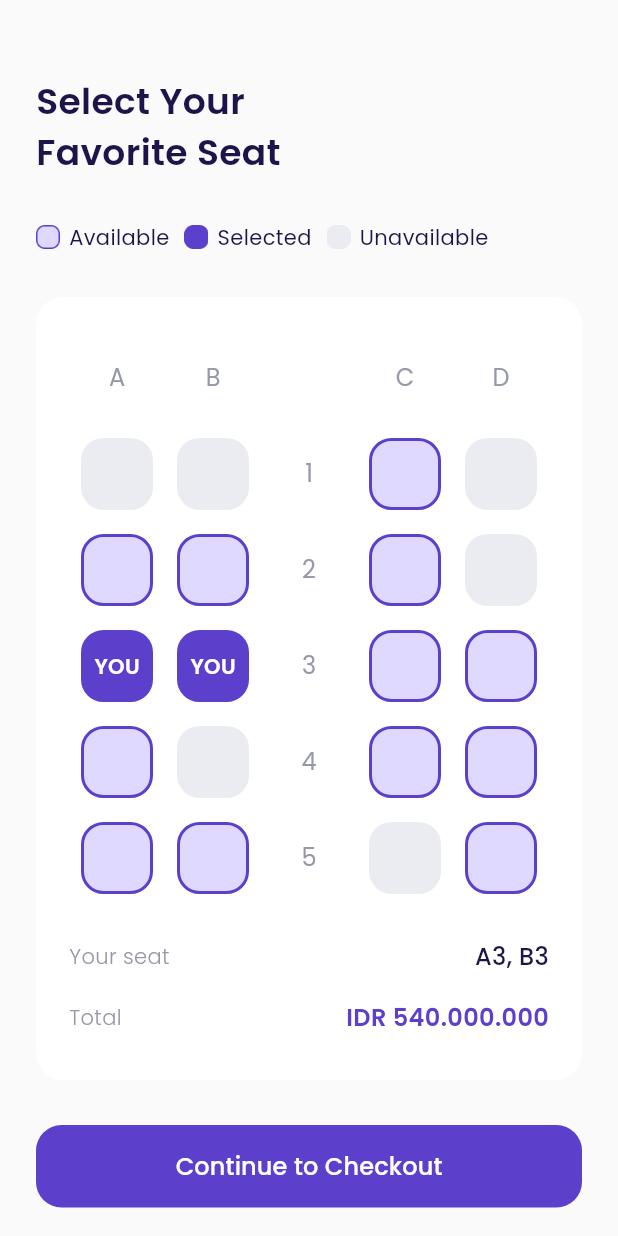
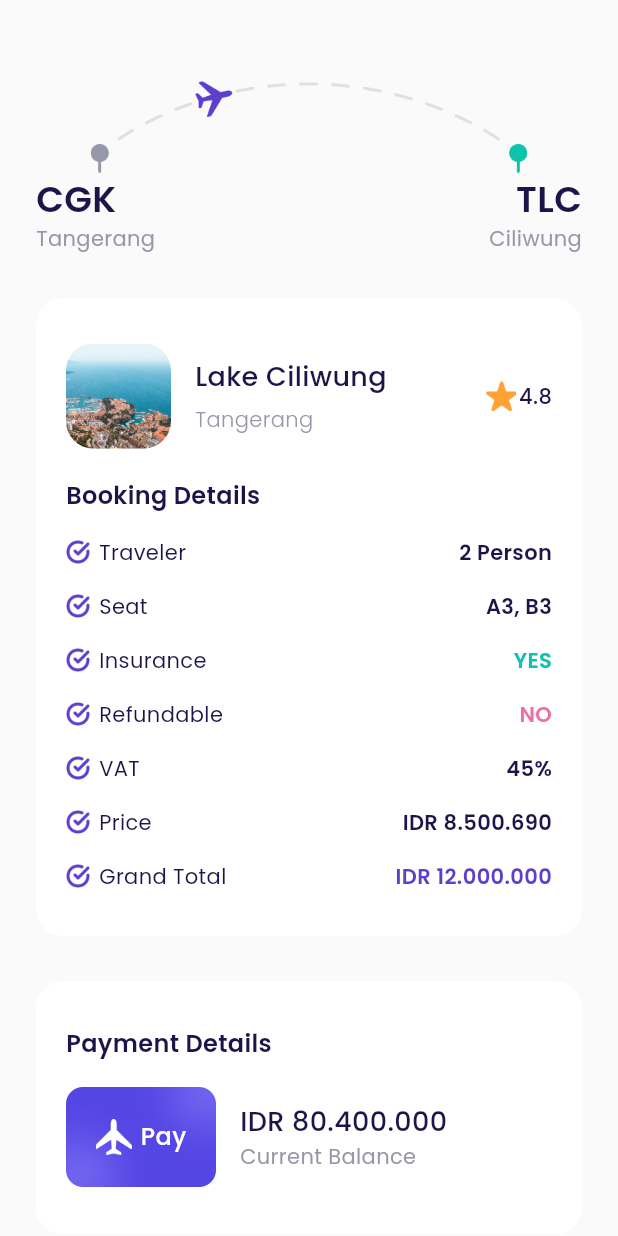
Before and after one commit to acepnurmansidik/M-airplane, a Flutter app: the ChooseSeatPage screen opened directly, after a tap on "Continue to Checkout", on a phone screen of 412 x 824 dp. Run offline on Flutter 3.47's test engine with Material 3 defaults, Android fonts, the phone set to English and light mode, and no system bars; our stand-ins replace google_fonts.

Commit message:
slicing checkout page

```diff
--- /dev/null
+++ b/lib/page/checkout_page.dart
@@ -0,0 +1,264 @@
+import 'package:airplane/theme.dart';
+import 'package:airplane/widgets/booking_details_item.dart';
+import 'package:airplane/widgets/custom_buttom.dart';
+import 'package:flutter/material.dart';
+import 'package:flutter/widgets.dart';
+
+class CheckoutPage extends StatelessWidget {
+  const CheckoutPage({super.key});
+
+  @override
+  Widget build(BuildContext context) {
+    Widget route() {
+      return Container(
+        margin: EdgeInsets.only(top: 50),
+        child: Column(
+          children: [
+            Container(
+              width: 291,
+              height: 65,
+              decoration: BoxDecoration(
+                  image: DecorationImage(
+                      image: AssetImage('assets/icon_checkout.png'))),
+            ),
+            Row(
+              mainAxisAlignment: MainAxisAlignment.spaceBetween,
+              children: [
+                Column(
+                  crossAxisAlignment: CrossAxisAlignment.start,
+                  children: [
+                    Text(
+                      'CGK',
+                      style: blackTextStyle.copyWith(
+                          fontSize: 24, fontWeight: semibold),
+                    ),
+                    Text(
+                      'Tangerang',
+                      style: greyTextStyle,
+                    )
+                  ],
+                ),
+                Column(
+                  crossAxisAlignment: CrossAxisAlignment.end,
+                  children: [
+                    Text(
+                      'TLC',
+                      style: blackTextStyle.copyWith(
+                          fontSize: 24, fontWeight: semibold),
+                    ),
+                    Text(
+                      'Ciliwung',
+                      style: greyTextStyle,
+                    )
+                  ],
+                )
+              ],
+            ),
+          ],
+        ),
+      );
+    }
+
+    Widget bookDetails() {
+      return Container(
+        margin: EdgeInsets.only(top: 30),
+        padding: EdgeInsets.symmetric(horizontal: 20, vertical: 30),
+        width: double.infinity,
+        decoration: BoxDecoration(
+            borderRadius: BorderRadius.circular(18), color: kWhiteColor),
+        child: Column(
+          crossAxisAlignment: CrossAxisAlignment.start,
+          children: [
+            // NOTE:DESTINATION TILE
+            Row(
+              children: [
+                Container(
+                  height: 70,
+                  width: 70,
+                  margin: EdgeInsets.only(right: 16),
+                  decoration: BoxDecoration(
+                      borderRadius: BorderRadius.circular(18),
+                      image: DecorationImage(
+                          image: AssetImage('assets/img_dest1.png'),
+                          fit: BoxFit.cover)),
+                ),
+                Expanded(
+                  child: Column(
+                    crossAxisAlignment: CrossAxisAlignment.start,
+                    children: [
+                      Text(
+                        'Lake Ciliwung',
+                        style: blackTextStyle.copyWith(
+                            fontSize: 18, fontWeight: medium),
+                      ),
+                      SizedBox(
+                        height: 5,
+                      ),
+                      Text(
+                        'Tangerang',
+                        style: greyTextStyle.copyWith(fontWeight: light),
+                      ),
+                    ],
+                  ),
+                ),
+                Row(
+                  children: [
+                    Container(
+                      height: 20,
+                      width: 20,
+                      margin: EdgeInsets.only(right: 2),
+                      decoration: BoxDecoration(
+                          image: DecorationImage(
+                              fit: BoxFit.cover,
+                              image: AssetImage('assets/icon_star.png'))),
+                    ),
+                    Text(
+                      '4.8',
+                      style: blackTextStyle.copyWith(fontWeight: medium),
+                    )
+                  ],
+                )
+              ],
+            ),
+
+            // Booking DETAILS
+            Container(
+              margin: EdgeInsets.only(top: 20),
+              child: Text(
+                'Booking Details',
+                style:
+                    blackTextStyle.copyWith(fontSize: 16, fontWeight: semibold),
+              ),
+            ),
+
+            // BOOKING DETAILS ITEM
+            BookingDetailsItem(
+                title: 'Traveler',
+                valueText: '2 Person',
+                valueColor: kBlackColor),
+            BookingDetailsItem(
+                title: 'Seat', valueText: 'A3, B3', valueColor: kBlackColor),
+            BookingDetailsItem(
+                title: 'Insurance', valueText: 'YES', valueColor: kGreenColor),
+            BookingDetailsItem(
+                title: 'Refundable', valueText: 'NO', valueColor: kRedColor),
+            BookingDetailsItem(
+                title: 'VAT', valueText: '45%', valueColor: kBlackColor),
+            BookingDetailsItem(
+                title: 'Price',
+                valueText: 'IDR 8.500.690',
+                valueColor: kBlackColor),
+            BookingDetailsItem(
+                title: 'Grand Total',
+                valueText: 'IDR 12.000.000',
+                valueColor: kPrimaryColor),
+          ],
+        ),
+      );
+    }
+
+    Widget paymentDetails() {
+      return Container(
+        margin: EdgeInsets.only(top: 30),
+        padding: EdgeInsets.symmetric(vertical: 30, horizontal: 20),
+        decoration: BoxDecoration(
+            borderRadius: BorderRadius.circular(18), color: kWhiteColor),
+        child: Column(
+          crossAxisAlignment: CrossAxisAlignment.start,
+          children: [
+            Text(
+              'Payment Details',
+              style:
+                  blackTextStyle.copyWith(fontSize: 16, fontWeight: semibold),
+            ),
+            Container(
+              margin: EdgeInsets.only(top: 16),
+              child: Row(
+                children: [
+                  Container(
+                    width: 100,
+                    height: 70,
+                    margin: EdgeInsets.only(right: 16),
+                    decoration: BoxDecoration(
+                        image: DecorationImage(
+                            image: AssetImage('assets/img_card.png'))),
+                    child: Center(
+                      child: Row(
+                          mainAxisAlignment: MainAxisAlignment.center,
+                          children: [
+                            Container(
+                              height: 24,
+                              width: 24,
+                              margin: EdgeInsets.only(right: 6),
+                              decoration: BoxDecoration(
+                                  image: DecorationImage(
+                                      image:
+                                          AssetImage('assets/logo_icon.png'))),
+                            ),
+                            Text(
+                              'Pay',
+                              style: whiteTextStyle.copyWith(
+                                  fontSize: 16, fontWeight: medium),
+                            )
+                          ]),
+                    ),
+                  ),
+                  Column(
+                    crossAxisAlignment: CrossAxisAlignment.start,
+                    children: [
+                      Text(
+                        'IDR 80.400.000',
+                        style: blackTextStyle.copyWith(
+                            fontSize: 18,
+                            fontWeight: medium,
+                            overflow: TextOverflow.ellipsis),
+                      ),
+                      Text(
+                        'Current Balance',
+                        style: greyTextStyle,
+                      ),
+                    ],
+                  )
+                ],
+              ),
+            )
+          ],
+        ),
+      );
+    }
+
+    Widget payNowButton() {
+      return CustomButtom(
+        title: 'Pay Now',
+        onPressed: () {},
+        margin: EdgeInsets.only(top: 30),
+        font_size: 18,
+      );
+    }
+
+    Widget tacButton() {
+      return Container(
+        alignment: Alignment.center,
+        margin: EdgeInsets.only(top: 30, bottom: 30),
+        child: Text(
+          'Terms and Conditions',
+          style: greyTextStyle.copyWith(fontSize: 16, fontWeight: light),
+        ),
+      );
+    }
+
+    return Scaffold(
+      backgroundColor: kBackgroundColor,
+      body: ListView(
+        padding: EdgeInsets.symmetric(horizontal: defaultMargin),
+        children: [
+          route(),
+          bookDetails(),
+          paymentDetails(),
+          payNowButton(),
+          tacButton()
+        ],
+      ),
+    );
+  }
+}
--- a/lib/page/choose_seat_page.dart
+++ b/lib/page/choose_seat_page.dart
@@ -1,3 +1,4 @@
+import 'package:airplane/page/checkout_page.dart';
 import 'package:airplane/theme.dart';
 import 'package:airplane/widgets/custom_buttom.dart';
 import 'package:airplane/widgets/seat_item.dart';
@@ -339,7 +340,10 @@ class ChooseSeatPage extends StatelessWidget {
     Widget checkoutbButton() {
       return CustomButtom(
         title: 'Continue to Checkout',
-        onPressed: () {},
+        onPressed: () {
+          Navigator.push(
+              context, MaterialPageRoute(builder: (context) => CheckoutPage()));
+        },
         margin: EdgeInsets.only(top: 30, bottom: 40),
       );
     }
--- /dev/null
+++ b/lib/widgets/booking_details_item.dart
@@ -0,0 +1,42 @@
+import 'package:airplane/theme.dart';
+import 'package:flutter/material.dart';
+
+class BookingDetailsItem extends StatelessWidget {
+  final String title;
+  final String valueText;
+  final Color valueColor;
+  const BookingDetailsItem(
+      {super.key,
+      required this.title,
+      required this.valueText,
+      required this.valueColor});
+
+  @override
+  Widget build(BuildContext context) {
+    return Container(
+      margin: EdgeInsets.only(top: 16),
+      child: Row(
+        children: [
+          Container(
+            height: 16,
+            width: 16,
+            margin: EdgeInsets.only(right: 6),
+            decoration: BoxDecoration(
+                image: DecorationImage(
+                    image: AssetImage('assets/icon_check.png'))),
+          ),
+          Text(
+            title,
+            style: blackTextStyle,
+          ),
+          Spacer(),
+          Text(
+            valueText,
+            style: blackTextStyle.copyWith(
+                fontWeight: semibold, color: valueColor),
+          )
+        ],
+      ),
+    );
+  }
+}
```
